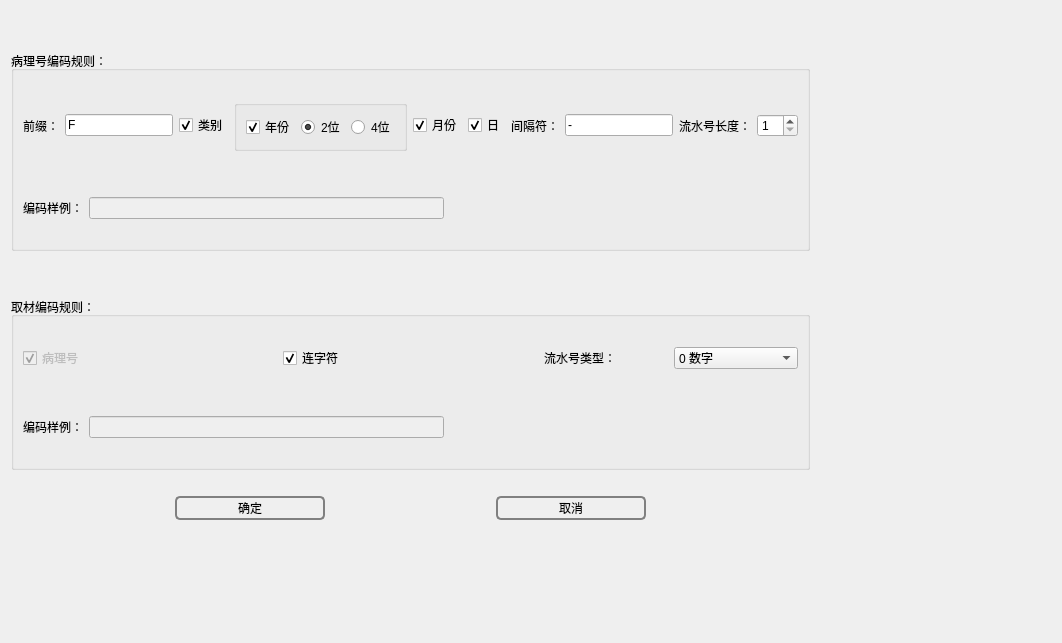
YYC572652645/PatholoSystem, file tabsystemset/otherwidget/coderole.ui: the form before one commit.
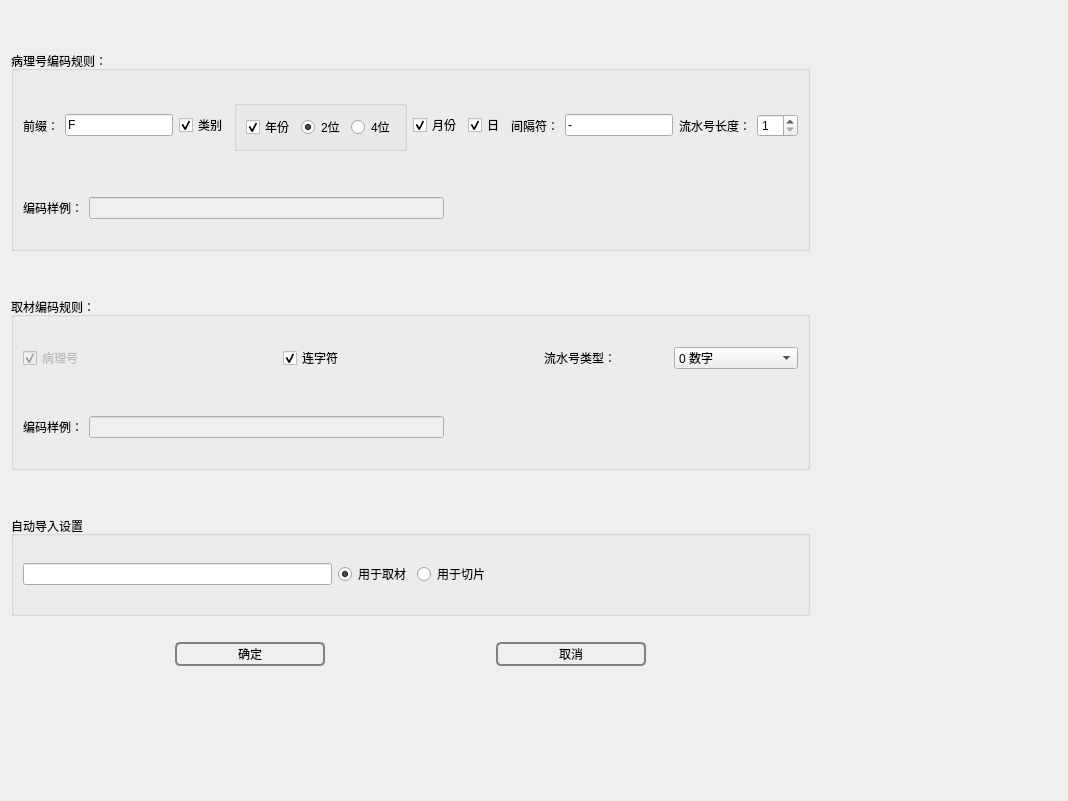
The form after the commit.

Patch:
```diff
--- a/tabsystemset/otherwidget/coderole.ui
+++ b/tabsystemset/otherwidget/coderole.ui
@@ -6,8 +6,8 @@
    <rect>
     <x>0</x>
     <y>0</y>
-    <width>1062</width>
-    <height>643</height>
+    <width>1068</width>
+    <height>801</height>
    </rect>
   </property>
   <property name="windowTitle">
@@ -480,6 +480,84 @@
          </property>
         </spacer>
        </item>
+       <item>
+        <spacer name="horizontalSpacer_21">
+         <property name="orientation">
+          <enum>Qt::Horizontal</enum>
+         </property>
+         <property name="sizeHint" stdset="0">
+          <size>
+           <width>40</width>
+           <height>20</height>
+          </size>
+         </property>
+        </spacer>
+       </item>
+       <item>
+        <widget class="QGroupBox" name="groupBoxImport">
+         <property name="minimumSize">
+          <size>
+           <width>0</width>
+           <height>100</height>
+          </size>
+         </property>
+         <property name="title">
+          <string>自动导入设置</string>
+         </property>
+         <layout class="QVBoxLayout" name="verticalLayout_9">
+          <item>
+           <layout class="QHBoxLayout" name="horizontalLayout_13">
+            <item>
+             <widget class="QLineEdit" name="lineEditSpilt"/>
+            </item>
+            <item>
+             <widget class="QRadioButton" name="radioButtonUseMaterial">
+              <property name="text">
+               <string>用于取材</string>
+              </property>
+              <property name="checked">
+               <bool>true</bool>
+              </property>
+             </widget>
+            </item>
+            <item>
+             <widget class="QRadioButton" name="radioButtonUseSlice">
+              <property name="text">
+               <string>用于切片</string>
+              </property>
+             </widget>
+            </item>
+            <item>
+             <spacer name="horizontalSpacer_22">
+              <property name="orientation">
+               <enum>Qt::Horizontal</enum>
+              </property>
+              <property name="sizeHint" stdset="0">
+               <size>
+                <width>40</width>
+                <height>20</height>
+               </size>
+              </property>
+             </spacer>
+            </item>
+           </layout>
+          </item>
+         </layout>
+        </widget>
+       </item>
+       <item>
+        <spacer name="horizontalSpacer_20">
+         <property name="orientation">
+          <enum>Qt::Horizontal</enum>
+         </property>
+         <property name="sizeHint" stdset="0">
+          <size>
+           <width>40</width>
+           <height>20</height>
+          </size>
+         </property>
+        </spacer>
+       </item>
        <item>
         <layout class="QHBoxLayout" name="horizontalLayout_11">
          <item>
```
